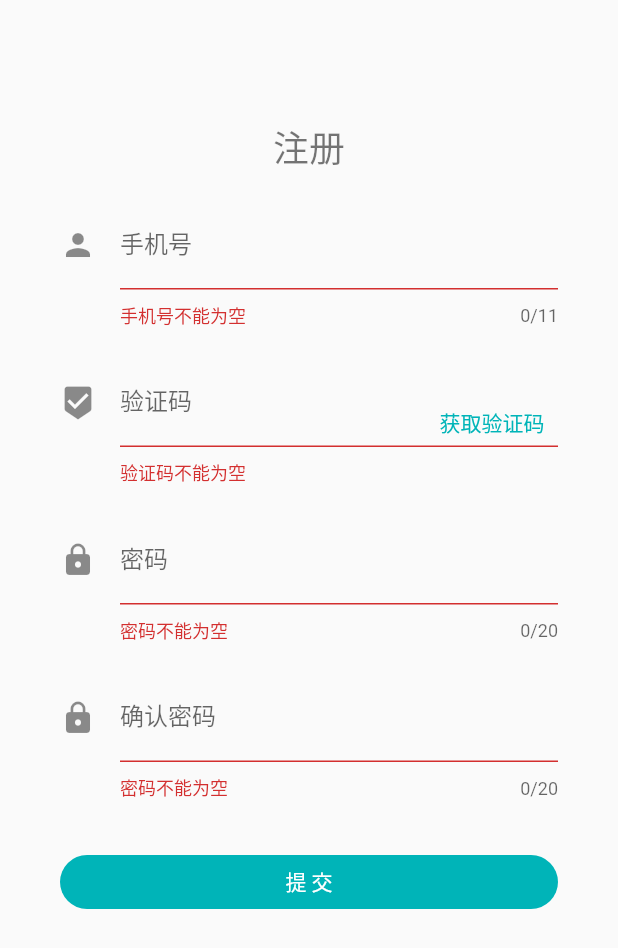
After one commit to persilee/pay_cost, a Flutter app: the RegisterPage screen opened directly, after a tap on "提 交", on a phone screen of 412 x 824 dp. The commit adds this screen. Shown: the top 948 px of the screen. Run offline on Flutter 3.47's test engine with Material 2 defaults, Android fonts, the phone set to English and light mode, and no system bars; our stand-ins replace azlistview, flutter_swiper, shared_preferences; missing offline and left inert: direct_select, easy_dialog, lpinyin; accounts and stored records are empty.

Commit message:
🐮 add register page

```diff
--- a/lib/pages/my_page.dart
+++ b/lib/pages/my_page.dart
@@ -290,10 +290,6 @@ class _MyPageState extends State<MyPage> {
                       color: Colors.white,
                       child: InkWell(
                         onTap: () {
-                          _prefs.then((SharedPreferences prefs) {
-                            prefs.setString('name', '');
-                            prefs.setString('pwd', '');
-                          });
                           Navigator.of(context).push(MaterialPageRoute(
                               builder: (context) => LoginPage()));
                         },
--- /dev/null
+++ b/lib/pages/register_page.dart
@@ -0,0 +1,258 @@
+import 'package:flutter/material.dart';
+import 'package:flutter/services.dart';
+import 'package:pay_cost/navigator/tab_navigater.dart';
+import 'package:pay_cost/util/toast.dart';
+import 'package:shared_preferences/shared_preferences.dart';
+
+class RegisterPage extends StatefulWidget {
+  @override
+  _RegisterPageState createState() => _RegisterPageState();
+}
+
+class _RegisterPageState extends State<RegisterPage> {
+  Future<SharedPreferences> _prefs = SharedPreferences.getInstance();
+  final _loginKey = GlobalKey<FormState>();
+  String uName, uPwdOne, uPwdTwo, uCode;
+  bool isPay = false;
+  bool autoValidate = false;
+  bool _loading = false;
+
+  void submitRegisterForm() {
+    if (_loginKey.currentState.validate()) {
+      _loginKey.currentState.save();
+      _onRefresh();
+    } else {
+      setState(() {
+        autoValidate = true;
+      });
+    }
+  }
+  static bool isChinaPhoneLegal(String str) {
+    return RegExp('^((13[0-9])|(15[^4])|(166)|(17[0-8])|(18[0-9])|(19[8-9])|(147,145))\\d{8}\$').hasMatch(str);
+  }
+
+  static bool isNumAndLetter(String str) {
+    return RegExp('^(?:(?=.*[a-z])(?=.*[0-9])).{8,20}\$').hasMatch(str);
+  }
+
+  String validatorPhone(value) {
+    if (value.isEmpty) {
+      return '手机号不能为空';
+    }else if(!isChinaPhoneLegal(value)){
+      return '请输入正确的手机号';
+    }
+
+    return null;
+  }
+
+  String validatorCode(value) {
+    if (value.isEmpty) {
+      return '验证码不能为空';
+    }
+
+    return null;
+  }
+
+  String validatorPwd(value) {
+    uPwdOne = value;
+    if (value.isEmpty) {
+      return '密码不能为空';
+    }else if(!isNumAndLetter(value)){
+      return '需要8-20位英文和数字组合';
+    }
+
+    return null;
+  }
+
+  String validatorPwdTwo(value) {
+    if (value.isEmpty) {
+      return '密码不能为空';
+    }else if(!isNumAndLetter(value)){
+      return '需要8-20位英文和数字组合';
+    }else if(value != uPwdOne){
+      return '输入的密码不一致';
+    }
+
+    return null;
+  }
+
+  Future<Null> _onRefresh() async {
+    setState(() {
+      _loading = !_loading;
+      autoValidate = true;
+    });
+
+    await Future.delayed(Duration(seconds: 2), () {
+      setState(() {
+        _loading = !_loading;
+        autoValidate = true;
+      });
+
+      Navigator.of(context).push(MaterialPageRoute(builder: (context) => TabNavigator()));
+      _save();
+
+    });
+  }
+
+  Future<void> _save() async {
+    final SharedPreferences prefs = await _prefs;
+    prefs.setString('name', uName);
+    prefs.setString('pwd', uPwdTwo);
+    prefs.setBool('isPay', isPay);
+
+  }
+
+  Widget _childLayout() {
+    if (_loading) {
+      return Center(
+        child: Container(
+          child: Column(
+            mainAxisAlignment: MainAxisAlignment.center,
+            children: <Widget>[
+              CircularProgressIndicator(),
+              Padding(padding: EdgeInsets.only(top: 16),),
+              Text('注册成功,登录中...'),
+            ],
+          ),
+        ),
+      );
+    } else {
+      return ListView(
+        children: <Widget>[
+          Container(
+            height: 800,
+            padding: EdgeInsets.fromLTRB(40, 80, 40, 100),
+            child: Column(
+              children: <Widget>[
+                Center(
+                  child: Text(
+                    '注册',
+                    style: TextStyle(fontSize: 24, color: Colors.black54),
+                  ),
+                ),
+                Padding(padding: EdgeInsets.only(top: 18)),
+                Form(
+                  key: _loginKey,
+                  child: Column(
+                    children: <Widget>[
+                      TextFormField(
+                        keyboardType: TextInputType.number,
+                        maxLength: 11,
+                        inputFormatters: [
+                          WhitelistingTextInputFormatter.digitsOnly
+                        ],
+                        decoration: InputDecoration(
+                          labelText: '手机号',
+                          icon: Icon(
+                            Icons.person,
+                          ),
+                          hintText: '请输入您的手机号',
+                          hintStyle: TextStyle(fontSize: 12),
+                        ),
+                        onSaved: (value) {
+                          uName = value;
+                        },
+                        validator: validatorPhone,
+                        autovalidate: autoValidate,
+                      ),
+                      Padding(padding: EdgeInsets.fromLTRB(0, 10, 0, 10)),
+                      Stack(
+                        alignment: Alignment.center,
+                        children: <Widget>[
+                          TextFormField(
+                            keyboardType: TextInputType.number,
+                            decoration: InputDecoration(
+                              labelText: '验证码',
+                              icon: Icon(
+                                Icons.beenhere,
+                              ),
+                              hintText: '请输入短信验证码',
+                              hintStyle: TextStyle(fontSize: 12),
+                            ),
+                            onSaved: (value) {
+                              uCode = value;
+                            },
+                            validator: validatorCode,
+                            autovalidate: autoValidate,
+                          ),
+                          Align(
+                            alignment: Alignment.topRight,
+                            child: FlatButton(
+                              padding: EdgeInsets.all(0),
+                              onPressed: (){},
+                              child: Text('获取验证码', style: TextStyle(color: Theme.of(context).primaryColor),),
+                            ),
+                          ),
+                        ],
+                      ),
+                      Padding(padding: EdgeInsets.fromLTRB(0, 10, 0, 10)),
+                      TextFormField(
+                        obscureText: true,
+                        maxLength: 20,
+                        decoration: InputDecoration(
+                          labelText: '密码',
+                          icon: Icon(
+                            Icons.lock,
+                          ),
+                          hintText: '8-20位英文和数字',
+                          hintStyle: TextStyle(fontSize: 12),
+                        ),
+                        onSaved: (value) {
+                          uPwdOne = value;
+                        },
+                        validator: validatorPwd,
+                        autovalidate: autoValidate,
+                      ),
+                      Padding(padding: EdgeInsets.fromLTRB(0, 10, 0, 10)),
+                      TextFormField(
+                        obscureText: true,
+                        maxLength: 20,
+                        decoration: InputDecoration(
+                          labelText: '确认密码',
+                          icon: Icon(
+                            Icons.lock,
+                          ),
+                          hintText: '请再次输入密码',
+                          hintStyle: TextStyle(fontSize: 12),
+                        ),
+                        onSaved: (value) {
+                          uPwdTwo = value;
+                        },
+                        validator: validatorPwdTwo,
+                        autovalidate: autoValidate,
+                      ),
+                      SizedBox(
+                        height: 30.0,
+                      ),
+                      Container(
+                        width: double.infinity,
+                        child: RaisedButton(
+                          color: Theme.of(context).primaryColor,
+                          child: Text(
+                            '提 交',
+                            style: TextStyle(
+                              color: Colors.white,
+                            ),
+                          ),
+                          elevation: 0.0,
+                          onPressed: submitRegisterForm,
+                          shape: StadiumBorder(),
+                        ),
+                      ),
+                    ],
+                  ),
+                ),
+              ],
+            ),
+          ),
+        ],
+      );
+    }
+  }
+  @override
+  Widget build(BuildContext context) {
+    return Scaffold(
+      body: _childLayout(),
+    );
+  }
+}
```
Also changed, not shown: lib/pages/login_page.dart (+51 -18 lines).
